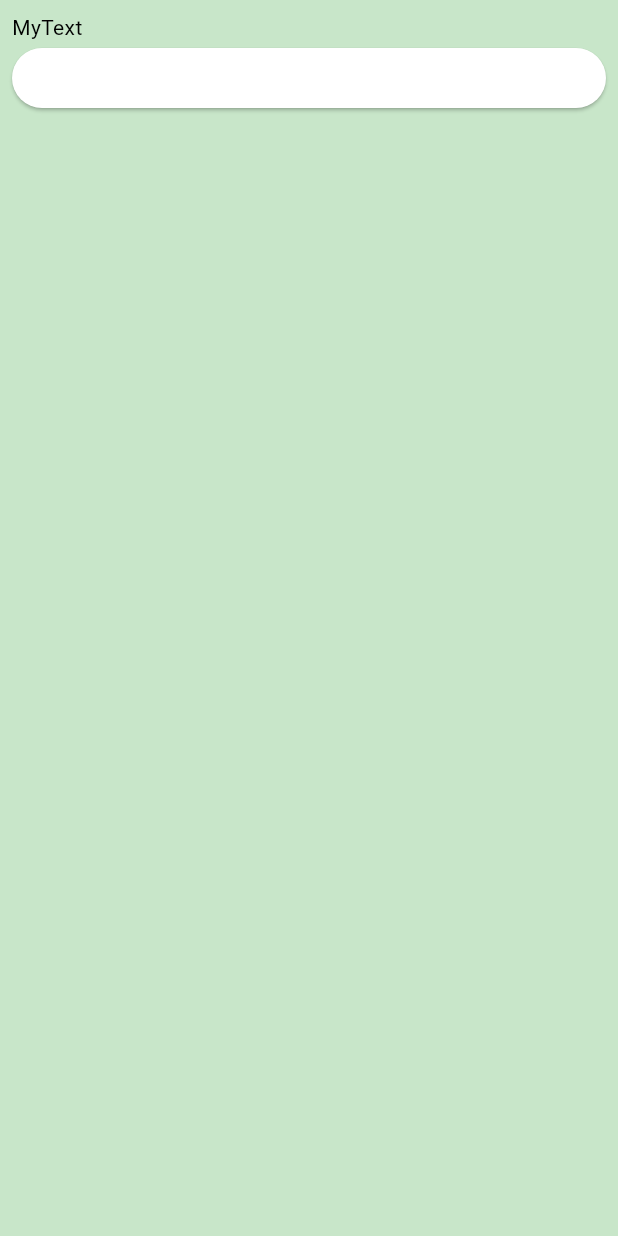
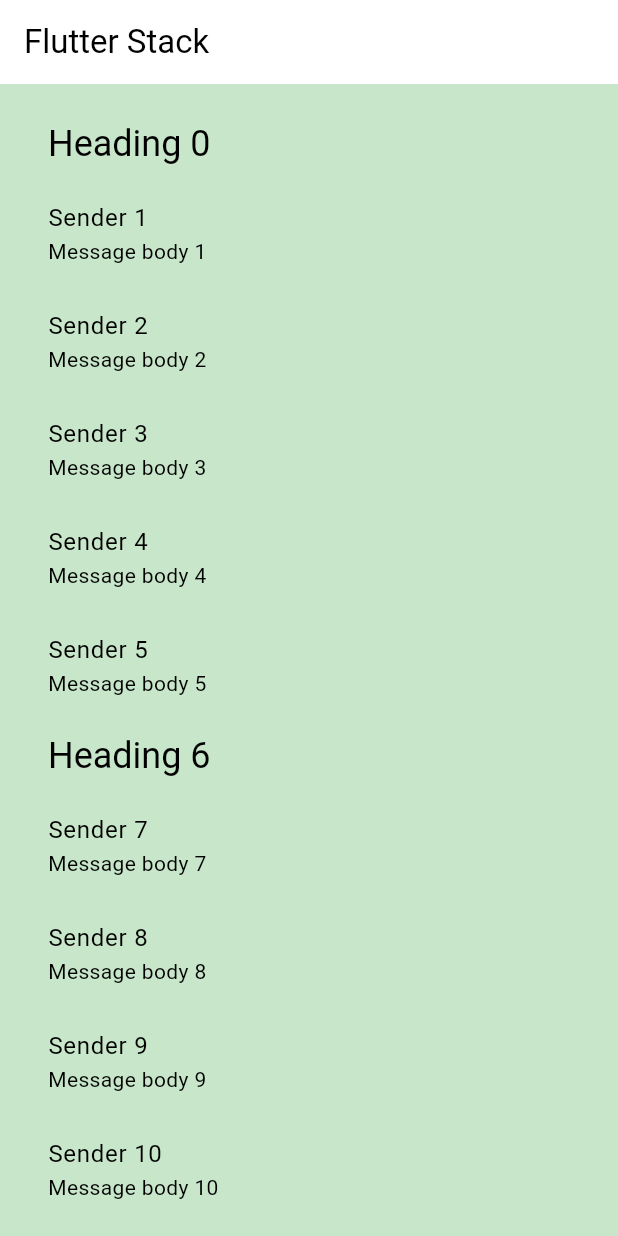
Before and after one commit to HeshanSandeepa/core_flutter, a Flutter app: the screen it shows after launch, on a phone screen of 412 x 824 dp. Run offline on Flutter 3.47's test engine with Material 3 defaults, Android fonts, the phone set to English and light mode, and no system bars; our stand-ins replace bloc, flutter_bloc, flutter_slidable.

Commit message:
list generate

```diff
--- a/lib/decoding_flutter/life_of_widget.dart
+++ b/lib/decoding_flutter/life_of_widget.dart
@@ -64,7 +64,7 @@ class _LifeOfWidgetAppState extends State<LifeOfWidgetApp>
             ),
             Text(
               '$_counter',
-              style: Theme.of(context).textTheme.headline4,
+              style: Theme.of(context).textTheme.bodyLarge,
             ),
             const SizedBox(
               height: 8.0,
--- a/lib/main.dart
+++ b/lib/main.dart
@@ -46,6 +46,7 @@ import 'package:flutter_core/widget_of_the_week/image_filtered.dart';
 import 'package:flutter_core/widget_of_the_week/interactive_viewer.dart';
 import 'package:flutter_core/widget_of_the_week/limited_box.dart';
 import 'package:flutter_core/widget_of_the_week/linear_gradient.dart';
+import 'package:flutter_core/widget_of_the_week/list_generate.dart';
 import 'package:flutter_core/widget_of_the_week/list_tile.dart';
 import 'package:flutter_core/widget_of_the_week/list_view.dart';
 import 'package:flutter_core/widget_of_the_week/list_wheel_scroll_view.dart';
@@ -122,7 +123,7 @@ class MyApp extends StatelessWidget {
       ),
 
       // darkTheme: ThemeData.dark(),
-      home: AppLifeCycleWidget(),
+      home: ListGenerateApp(),
     );
   }
 }
--- a/lib/widget_of_the_week/animated_list.dart
+++ b/lib/widget_of_the_week/animated_list.dart
@@ -156,7 +156,7 @@ class CardItem extends StatelessWidget {
 
   @override
   Widget build(BuildContext context) {
-    TextStyle textStyle = Theme.of(context).textTheme.headline4!;
+    TextStyle textStyle = Theme.of(context).textTheme.bodyLarge!;
     if (selected) {
       textStyle = textStyle.copyWith(color: Colors.lightGreenAccent[400]);
     }
--- a/lib/widget_of_the_week/animated_switcher.dart
+++ b/lib/widget_of_the_week/animated_switcher.dart
@@ -35,7 +35,7 @@ class _AnimatedSwitcherAppState extends State<AnimatedSwitcherApp> {
                   // child each time the count changes, so that it will begin its animation
                   // when the count changes.
                   key: ValueKey<int>(_count),
-                  style: Theme.of(context).textTheme.headline4,
+                  style: Theme.of(context).textTheme.bodyLarge,
                 ),
               ),
               ElevatedButton(
--- a/lib/widget_of_the_week/base_line.dart
+++ b/lib/widget_of_the_week/base_line.dart
@@ -32,14 +32,14 @@ class _BaseLineAppState extends State<BaseLineApp> {
                   baseline: 200,
                   baselineType: TextBaseline.alphabetic,
                   child:
-                      Text('0', style: Theme.of(context).textTheme.headline1),
+                      Text('0', style: Theme.of(context).textTheme.bodyLarge),
                 ),
               ),
-              SizedBox(
+              const SizedBox(
                 height: 300,
                 width: 200,
                 child: Stack(
-                  children: const <Widget>[
+                  children: <Widget>[
                     Positioned(
                       bottom: 50,
                       height: 100,
--- /dev/null
+++ b/lib/widget_of_the_week/list_generate.dart
@@ -0,0 +1,84 @@
+import 'package:flutter/material.dart';
+
+/// The base class for the different types of items the list can contain.
+abstract class ListItem {
+  /// The title line to show in a list item.
+  Widget buildTitle(BuildContext context);
+
+  /// The subtitle line, if any, to show in a list item.
+  Widget buildSubtitle(BuildContext context);
+}
+
+/// A ListItem that contains data to display a heading.
+class HeadingItem implements ListItem {
+  final String heading;
+
+  HeadingItem(this.heading);
+
+  @override
+  Widget buildTitle(BuildContext context) {
+    return Text(
+      heading,
+      style: Theme.of(context).textTheme.headlineSmall,
+    );
+  }
+
+  @override
+  Widget buildSubtitle(BuildContext context) => const SizedBox.shrink();
+}
+
+/// A ListItem that contains data to display a message.
+class MessageItem implements ListItem {
+  final String sender;
+  final String body;
+
+  MessageItem(this.sender, this.body);
+
+  @override
+  Widget buildTitle(BuildContext context) => Text(sender);
+
+  @override
+  Widget buildSubtitle(BuildContext context) => Text(body);
+}
+
+class ListGenerateApp extends StatefulWidget {
+  const ListGenerateApp({super.key});
+
+  @override
+  State<ListGenerateApp> createState() => _ListGenerateAppState();
+}
+
+class _ListGenerateAppState extends State<ListGenerateApp> {
+  final items = List<ListItem>.generate(
+    1000,
+    (i) => i % 6 == 0
+        ? HeadingItem('Heading $i')
+        : MessageItem('Sender $i', 'Message body $i'),
+  );
+
+  @override
+  Widget build(BuildContext context) {
+    return Scaffold(
+      appBar: AppBar(
+        title: const Text('Flutter Stack'),
+      ),
+      body: Padding(
+        padding: const EdgeInsets.all(16.0),
+        child: ListView.builder(
+          // Let the ListView know how many items it needs to build.
+          itemCount: items.length,
+          // Provide a builder function. This is where the magic happens.
+          // Convert each item into a widget based on the type of item it is.
+          itemBuilder: (context, index) {
+            final item = items[index];
+
+            return ListTile(
+              title: item.buildTitle(context),
+              subtitle: item.buildSubtitle(context),
+            );
+          },
+        ),
+      ),
+    );
+  }
+}
--- a/lib/widget_of_the_week/mouse_region.dart
+++ b/lib/widget_of_the_week/mouse_region.dart
@@ -53,7 +53,7 @@ class _MouseRegionAppState extends State<MouseRegionApp> {
                     'You have entered or exited this box this many times:'),
                 Text(
                   '$_enterCounter Entries\n$_exitCounter Exits',
-                  style: Theme.of(context).textTheme.headline4,
+                  style: Theme.of(context).textTheme.bodyLarge,
                 ),
                 Text(
                   'The cursor is here: (${x.toStringAsFixed(2)}, ${y.toStringAsFixed(2)})',
```
Also changed, not shown: lib/widget_of_the_week/web_view.dart (+66 -66 lines), pubspec.yaml (+4 -5 lines), pubspec.lock, 7 other files.
